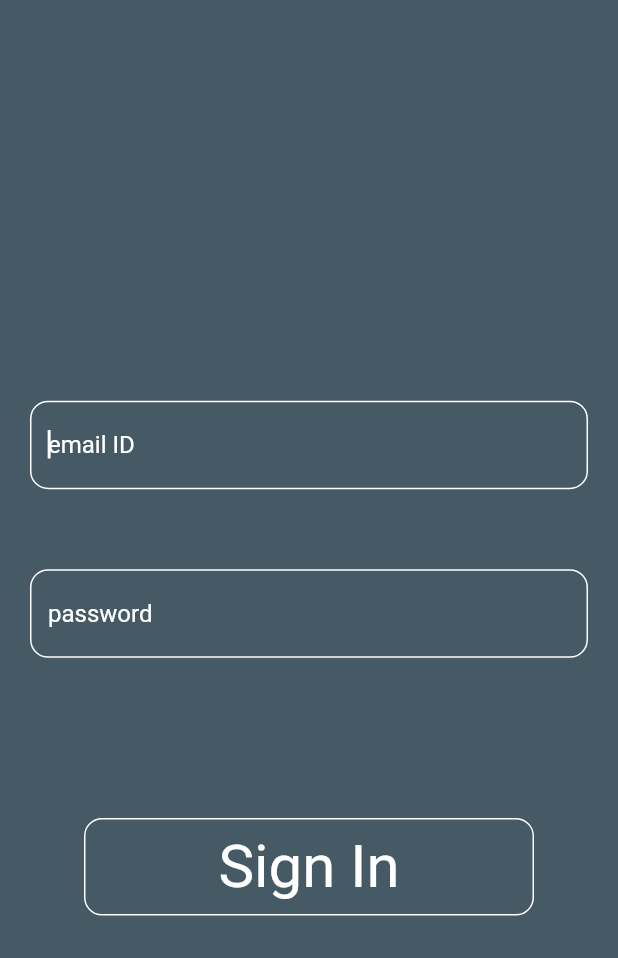
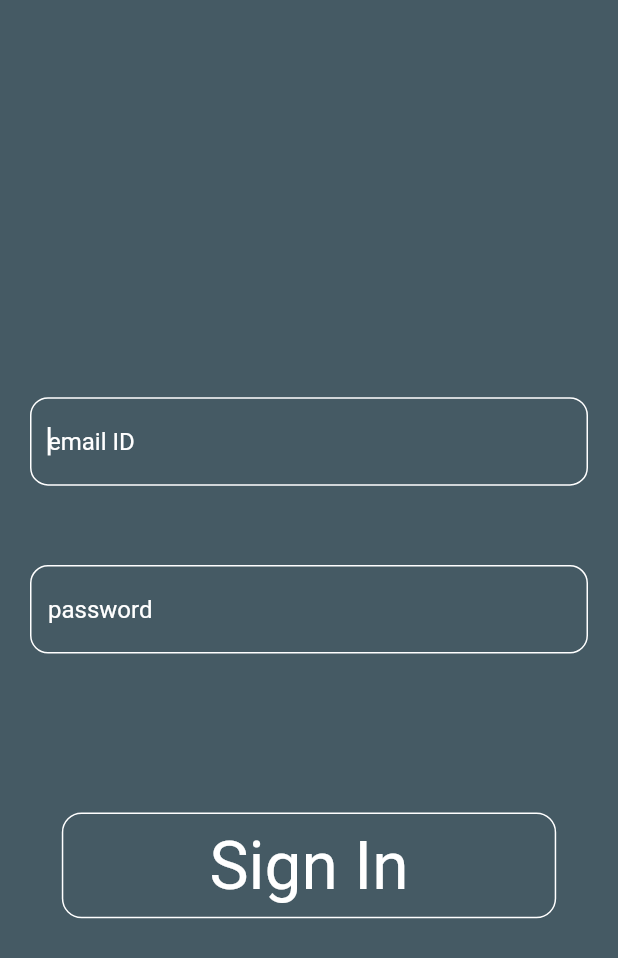
Before and after one commit to samrat19/say_hi, a Flutter app: the screen it shows after launch, after a tap on "Sign In", on a phone screen of 412 x 824 dp. Shown: the top 958 px of the screen. Run offline on Flutter 3.47's test engine with Material 2 defaults, Android fonts, the phone set to English and light mode, and no system bars; our stand-ins replace cloud_firestore, firebase_auth, firebase_core, get_it; accounts and stored records are empty.

Commit message:
makes some changes

```diff
--- a/lib/screens/authentication/welcome_screen.dart
+++ b/lib/screens/authentication/welcome_screen.dart
@@ -9,28 +9,31 @@ class WelcomeScreen extends StatelessWidget {
 
   @override
   Widget build(BuildContext context) {
+
+    double width = MediaQuery.of(context).size.width;
+
     return Scaffold(
       backgroundColor: Colors.blueGrey[700],
       body: Padding(
-        padding: const EdgeInsets.all(10.0),
+        padding: EdgeInsets.all(width * 10 / 375),
         child: Column(
           crossAxisAlignment: CrossAxisAlignment.start,
           children: [
-            const SizedBox(
-              height: 70,
+            SizedBox(
+              height: width * 65 / 375,
             ),
-            const Text(
+            Text(
               'Welcome to',
               style: TextStyle(
                 color: Colors.white,
-                fontSize: 60,
+                fontSize: width * 60 / 375,
               ),
             ),
-            const Text(
+            Text(
               'Say Hi',
               style: TextStyle(
                 color: Colors.white,
-                fontSize: 80,
+                fontSize: width * 80 / 375,
               ),
             ),
             const Expanded(flex: 3, child: SizedBox()),
--- a/lib/utils/authentication_button.dart
+++ b/lib/utils/authentication_button.dart
@@ -7,24 +7,27 @@ class AuthenticationButton extends StatelessWidget {
 
   @override
   Widget build(BuildContext context) {
+
+    double width = MediaQuery.of(context).size.width;
+
     return Center(
       child: Container(
-        width: 300,
+        width: width * 300 / 375,
         decoration: BoxDecoration(
           color: Colors.transparent,
-          borderRadius: const BorderRadius.all(Radius.circular(12)),
+          borderRadius: BorderRadius.all(Radius.circular(width * 12 / 375)),
           border: Border.all(color: Colors.white),
         ),
         child: Center(
           child: Padding(
-            padding: const EdgeInsets.symmetric(
-              vertical: 8,
+            padding: EdgeInsets.symmetric(
+              vertical: width * 8 / 375,
             ),
             child: Text(
               title,
-              style: const TextStyle(
+              style: TextStyle(
                 color: Colors.white,
-                fontSize: 40,
+                fontSize: width * 40 / 375,
               ),
             ),
           ),
```
Also changed, not shown: lib/screens/chat/chat_screen.dart (+15 -11 lines), lib/screens/chat/home_screen.dart (+11 -9 lines), lib/utils/people_card.dart (+11 -8 lines).
